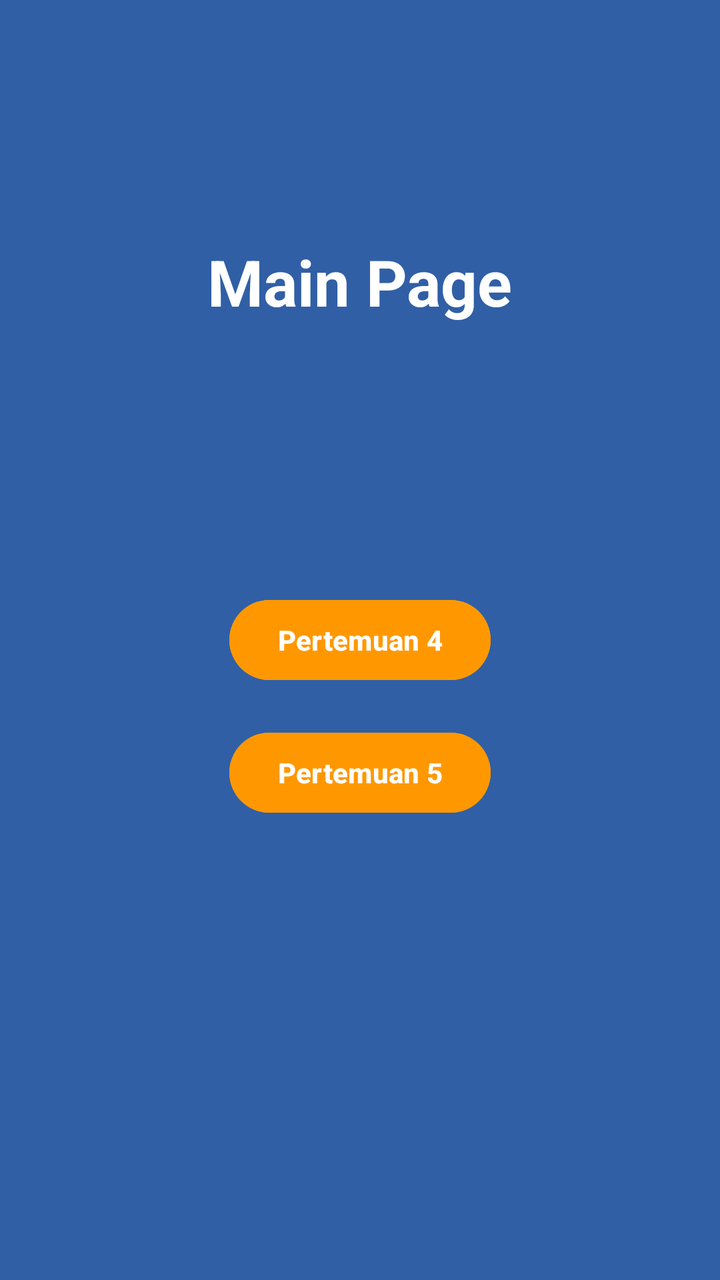
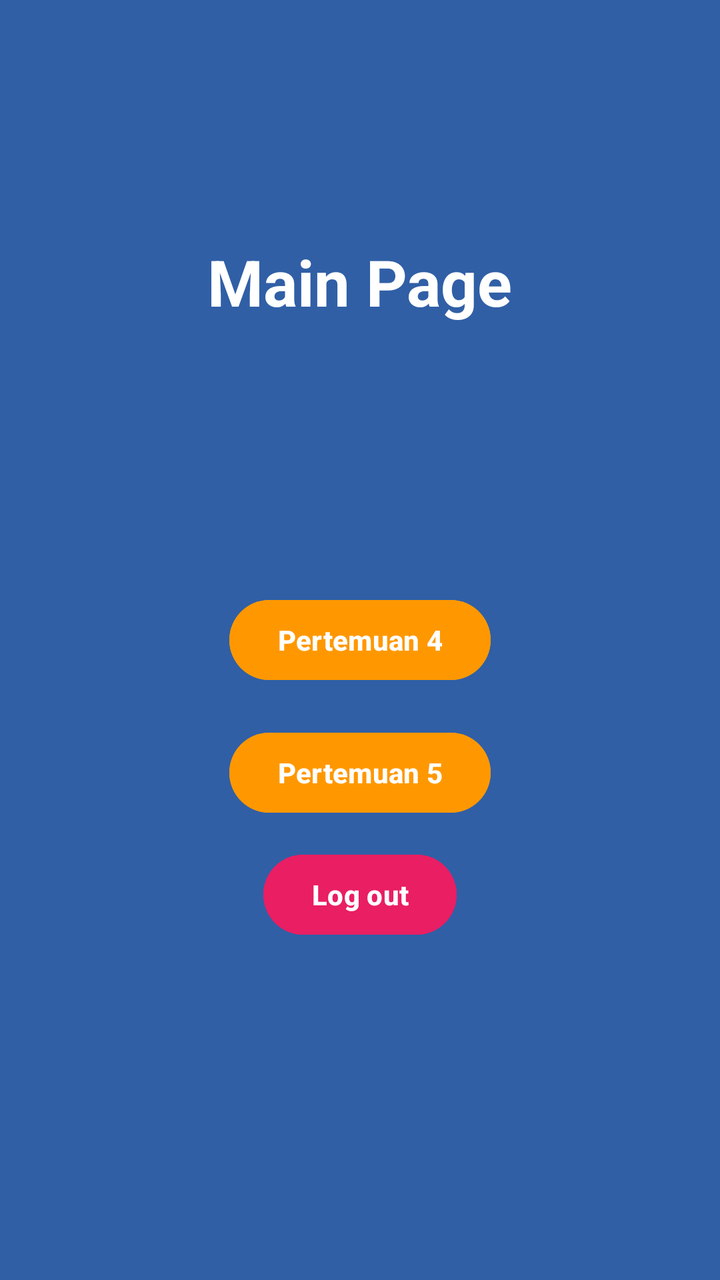

Screens rendered from an Android XML layout before and after an edit, with the pre-edit source and the edit as a unified diff.
<!-- AndroidManifest.xml: application theme Theme.Neptune_Alvin -->
<!-- res/layout/activity_main.xml -->
<?xml version="1.0" encoding="utf-8"?>
<androidx.constraintlayout.widget.ConstraintLayout xmlns:android="http://schemas.android.com/apk/res/android"
    xmlns:app="http://schemas.android.com/apk/res-auto"
    xmlns:tools="http://schemas.android.com/tools"
    android:id="@+id/main"
    android:layout_width="match_parent"
    android:layout_height="match_parent"
    android:background="#305FA6"
    tools:context=".MainActivity">

    <TextView
        android:id="@+id/textView"
        android:layout_width="wrap_content"
        android:layout_height="wrap_content"
        android:text="Main Page"
        android:textStyle="bold"
        android:textSize="32dp"
        android:textColor="@color/white"
        app:layout_constraintBottom_toBottomOf="parent"
        app:layout_constraintEnd_toEndOf="parent"
        app:layout_constraintHorizontal_bias="0.500"
        app:layout_constraintStart_toStartOf="parent"
        app:layout_constraintTop_toTopOf="parent"
        app:layout_constraintVertical_bias="0.2" />

    <Button
        android:id="@+id/btnToFourth"
        android:layout_width="wrap_content"
        android:layout_height="wrap_content"
        android:text="Pertemuan 4"
        android:textStyle="bold"
        android:backgroundTint="#FF9800"
        app:layout_constraintBottom_toBottomOf="parent"
        app:layout_constraintEnd_toEndOf="parent"
        app:layout_constraintHorizontal_bias="0.500"
        app:layout_constraintStart_toStartOf="parent"
        app:layout_constraintTop_toTopOf="parent"
        app:layout_constraintVertical_bias="0.500" />

    <Button
        android:id="@+id/btnToFifth"
        android:layout_width="wrap_content"
        android:layout_height="wrap_content"
        android:backgroundTint="#FF9800"
        android:text="Pertemuan 5"
        android:textStyle="bold"
        app:layout_constraintBottom_toBottomOf="parent"
        app:layout_constraintEnd_toEndOf="parent"
        app:layout_constraintStart_toStartOf="parent"
        app:layout_constraintTop_toTopOf="parent"
        app:layout_constraintVertical_bias="0.612" />

</androidx.constraintlayout.widget.ConstraintLayout>
<!-- resources referenced by this layout -->
<resources>
  <color name="white">#FFFFFFFF</color>
  <style name="Theme.Neptune_Alvin" parent="Base.Theme.Neptune_Alvin" />
  <style name="Base.Theme.Neptune_Alvin" parent="Theme.Material3.DayNight.NoActionBar">
          
          
      </style>
</resources>

<!-- the commit's change to res/layout/activity_main.xml (unified diff, before → after) -->
@@ -50,4 +50,17 @@
         app:layout_constraintTop_toTopOf="parent"
         app:layout_constraintVertical_bias="0.612" />
 
+    <Button
+        android:id="@+id/btnLogout"
+        android:layout_width="wrap_content"
+        android:layout_height="wrap_content"
+        android:backgroundTint="#E91E63"
+        android:text="Log out"
+        android:textStyle="bold"
+        app:layout_constraintBottom_toBottomOf="parent"
+        app:layout_constraintEnd_toEndOf="parent"
+        app:layout_constraintStart_toStartOf="parent"
+        app:layout_constraintTop_toTopOf="parent"
+        app:layout_constraintVertical_bias="0.715" />
+
 </androidx.constraintlayout.widget.ConstraintLayout>
